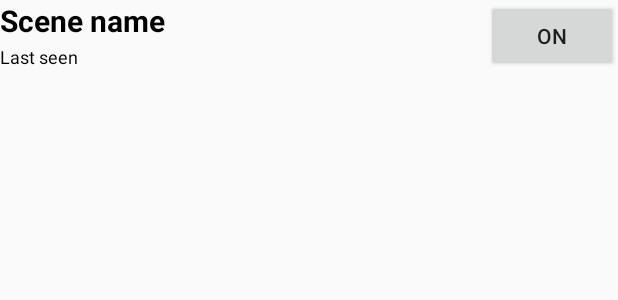
After one commit to Inversion-NL/Domoticz-Android, an Android app: the layout scene_row_scene.xml on its own in the app's theme, with its tools: preview values and no code run, on a phone screen of 412 x 824 dp. The commit adds this screen. Shown: the top 300 px of the screen. Run offline under Robolectric (Android 15) with nearby library versions, the phone set to English and light mode, and no system bars; network calls fail.

Commit message:
Dynamic view for scens

```diff
--- a/app/src/main/java/nl/inversion/domoticz/Containers/SceneInfo.java
+++ b/app/src/main/java/nl/inversion/domoticz/Containers/SceneInfo.java
@@ -58,7 +58,11 @@ public class SceneInfo {
         return OnAction;
     }
 
-    public String getStatus() {
+    public boolean getStatusInBoolean() {
+        return Status.equalsIgnoreCase("on");
+    }
+
+    public String getStatusInString() {
         return Status;
     }
 
--- /dev/null
+++ b/app/src/main/res/layout/scene_row_scene.xml
@@ -0,0 +1,30 @@
+<?xml version="1.0" encoding="utf-8"?>
+<RelativeLayout
+    xmlns:android="http://schemas.android.com/apk/res/android"
+    android:layout_width="match_parent"
+    android:layout_height="wrap_content">
+
+    <Button
+        android:id="@+id/scene_button"
+        android:layout_width="wrap_content"
+        android:layout_height="wrap_content"
+        android:layout_alignParentRight="true"
+        android:text="@string/button_on"/>
+
+    <TextView
+        android:id="@+id/scene_name"
+        android:layout_alignParentTop="true"
+        android:layout_width="wrap_content"
+        android:layout_height="wrap_content"
+        style="@style/Scene_name"
+        android:text="Scene name"/>
+
+    <TextView
+        android:id="@+id/switch_lastSeen"
+        android:layout_below="@id/scene_name"
+        android:layout_width="wrap_content"
+        android:layout_height="wrap_content"
+        style="@style/Switch_lastSeen"
+        android:text="@string/last_seen"/>
+
+</RelativeLayout>
--- /dev/null
+++ b/app/src/main/res/values/fontsize.xml
@@ -0,0 +1,5 @@
+<?xml version="1.0" encoding="utf-8"?>
+<resources>
+	<integer name="terminal_title_font_size">16</integer>
+	<integer name="terminal_data_font_size">12</integer>
+</resources>
--- a/app/src/main/res/values/strings.xml
+++ b/app/src/main/res/values/strings.xml
@@ -4,4 +4,9 @@
     <string name="drawer_open">Open navigation drawer</string>
     <string name="drawer_close">Close navigation drawer</string>
     <string name="drawer_navigation_title">Select category</string>
+
+    <string name="msg_please_wait">Please wait...</string>
+
+    <string name="button_on">On</string>
+    <string name="last_seen">Last seen</string>
 </resources>
--- a/app/src/main/res/values/styles.xml
+++ b/app/src/main/res/values/styles.xml
@@ -5,4 +5,20 @@
         <!-- Customize your theme here. -->
     </style>
 
+    <style name="Scene_name" parent="@android:style/TextAppearance.Medium">
+        <item name="android:layout_width">wrap_content</item>
+        <item name="android:textSize">20dp</item>
+        <item name="android:textStyle">bold</item>
+        <item name="android:textColor">@color/default_text_color_dark</item>
+        <item name="android:layout_marginBottom">2dp</item>
+    </style>
+
+    <style name="Switch_lastSeen" parent="@android:style/TextAppearance.Medium">
+        <item name="android:layout_width">wrap_content</item>
+        <item name="android:textSize">12dp</item>
+        <item name="android:textStyle">normal</item>
+        <item name="android:textColor">@color/default_text_color_dark</item>
+        <item name="android:layout_marginBottom">15dp</item>
+    </style>
+
 </resources>
```
Also changed, not shown: app/src/main/java/nl/inversion/domoticz/Fragments/Scenes.java (+133 -41 lines), app/src/main/java/nl/inversion/domoticz/Utils/Domoticz.java (+76 -1 lines), app/src/main/res/layout/fragment_scenes.xml (+20 -11 lines), app/src/main/res/layout/scene_row_group.xml (added, +29 -0 lines), app/src/main/res/values/colors.xml (added, +27 -0 lines).
